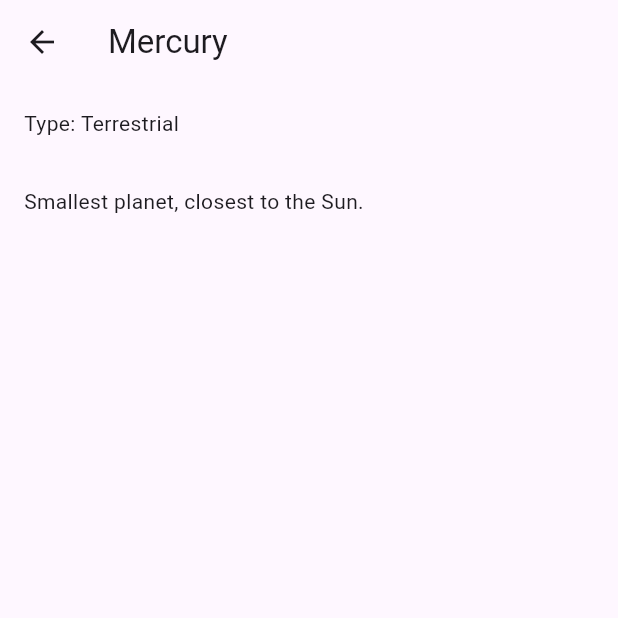
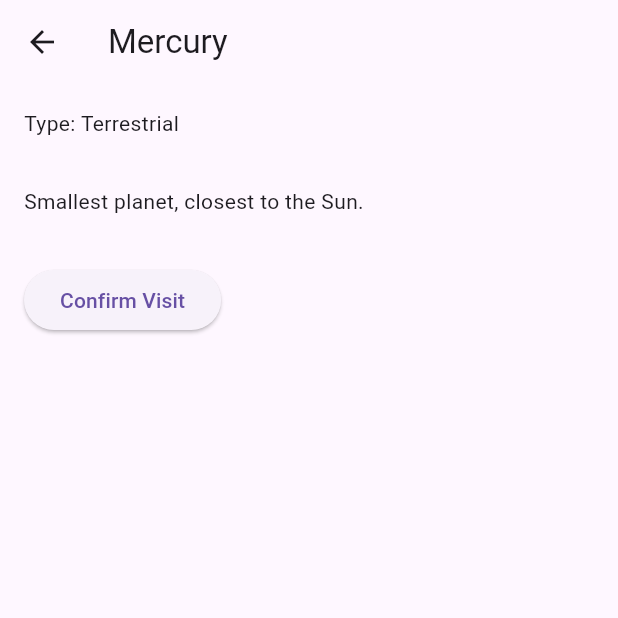
Before and after one commit to KhaleelKazy/FlutterDartCosmicapp-2026, a Flutter app: the screen it shows after launch, after a tap on "Mercury", on a phone screen of 412 x 824 dp, the top half of it. Run offline on Flutter 3.47's test engine with Material 3 defaults, Android fonts, the phone set to English and light mode, and no system bars.

Commit message:
commit3
phase3

```diff
--- a/lib/main.dart
+++ b/lib/main.dart
@@ -58,13 +58,19 @@ class MissionControl extends StatelessWidget {
           return ListTile(
             title: Text(planet.name),
             subtitle: Text(planet.type),
-            onTap: () {
-              Navigator.push(
+            onTap: () async {
+              final result = await Navigator.push<String>(
                 context,
                 MaterialPageRoute(
                   builder: (context) => PlanetDetail(planet: planet),
                 ),
               );
+
+              if (result != null && context.mounted) {
+                ScaffoldMessenger.of(context).showSnackBar(
+                  SnackBar(content: Text(result)),
+                );
+              }
             },
           );
         },
@@ -98,6 +104,15 @@ class PlanetDetail extends StatelessWidget {
             padding: const EdgeInsets.all(16),
             child: Text(planet.description),
           ),
+          Padding(
+            padding: const EdgeInsets.all(16),
+            child: ElevatedButton(
+              onPressed: () {
+                Navigator.pop(context, 'You visited ${planet.name}!');
+              },
+              child: const Text('Confirm Visit'),
+            ),
+          ),
         ],
       ),
     );
```
Also changed, not shown: 1 other file.
